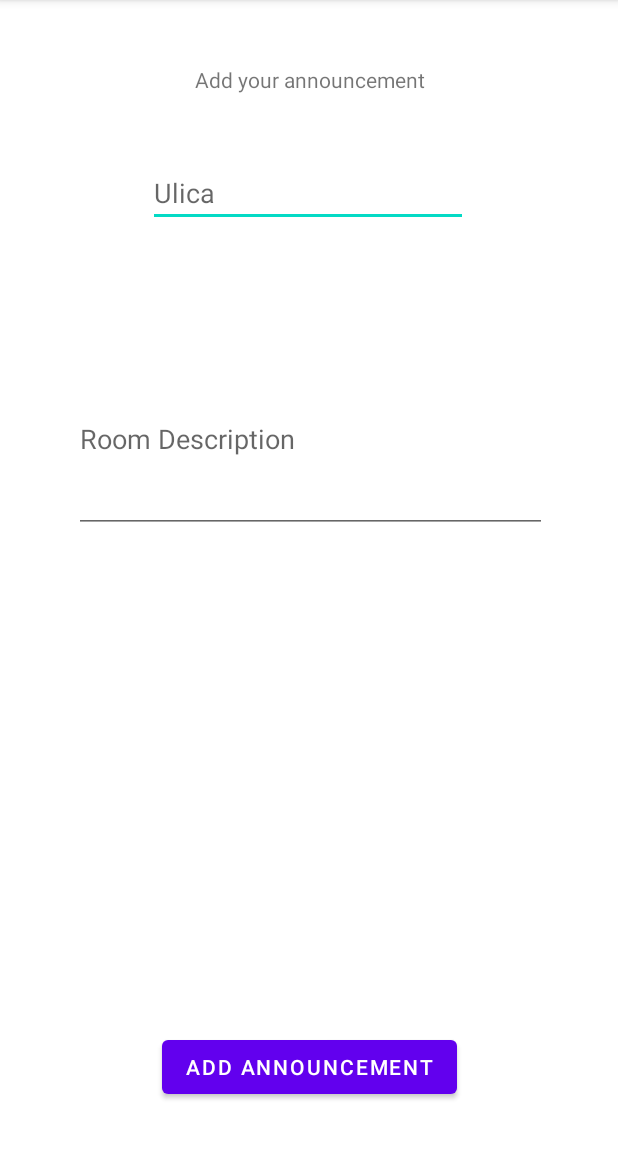
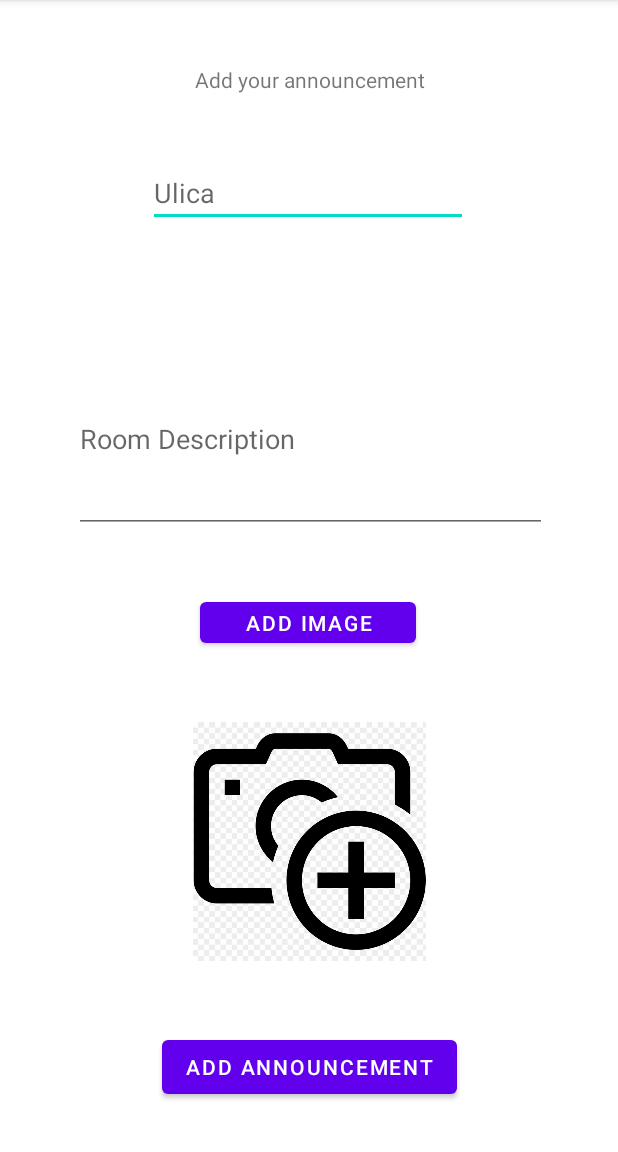
Before and after one commit to erykt99/roomer_apk, an Android app: the addingFlatActivity screen opened directly, with no data from a screen before it, on a phone screen of 412 x 824 dp, the part 84-1236 px from its top. Run offline under Robolectric (Android 15) with nearby library versions, the phone set to English and light mode, and no system bars; our stand-ins replace Firebase (no records; nobody signed in at launch, a user with empty details on screens opened directly).

Commit message:
now user can add image of flat

```diff
--- a/app/src/main/java/com/example/myapplication/addingRommateActivity.kt
+++ b/app/src/main/java/com/example/myapplication/addingRommateActivity.kt
@@ -43,7 +43,7 @@ class addingRommateActivity : AppCompatActivity() {
                         .set(roommates)
                         .addOnSuccessListener { documentReference ->
                             Log.d(ContentValues.TAG, "DocumentSnapshot added with ID: ${documentReference}")
-                            Toast.makeText(this, "Data added", Toast.LENGTH_SHORT).show()
+                            Toast.makeText(this, "Your announcement has been added", Toast.LENGTH_SHORT).show()
 
                             val intent = Intent(this, menuActivity::class.java)
                             startActivity(intent)
--- a/app/src/main/res/layout/activity_adding_flat.xml
+++ b/app/src/main/res/layout/activity_adding_flat.xml
@@ -57,4 +57,25 @@
         app:layout_constraintTop_toBottomOf="@+id/roomDescription"
         app:layout_constraintVertical_bias="0.911" />
 
+    <Button
+        android:id="@+id/addFlatImmage"
+        android:layout_width="144dp"
+        android:layout_height="39dp"
+        android:layout_marginTop="40dp"
+        android:text="Add Image"
+        app:layout_constraintEnd_toEndOf="parent"
+        app:layout_constraintHorizontal_bias="0.498"
+        app:layout_constraintStart_toStartOf="parent"
+        app:layout_constraintTop_toBottomOf="@+id/roomDescription" />
+
+    <ImageView
+        android:id="@+id/imageView"
+        android:layout_width="195dp"
+        android:layout_height="159dp"
+        app:layout_constraintBottom_toTopOf="@+id/btnaddRoom"
+        app:layout_constraintEnd_toEndOf="parent"
+        app:layout_constraintStart_toStartOf="parent"
+        app:layout_constraintTop_toBottomOf="@+id/addFlatImmage"
+        app:srcCompat="@drawable/addimage" />
+
 </androidx.constraintlayout.widget.ConstraintLayout>
```
Also changed, not shown: app/src/main/java/com/example/myapplication/addingFlatActivity.kt (+71 -1 lines).
